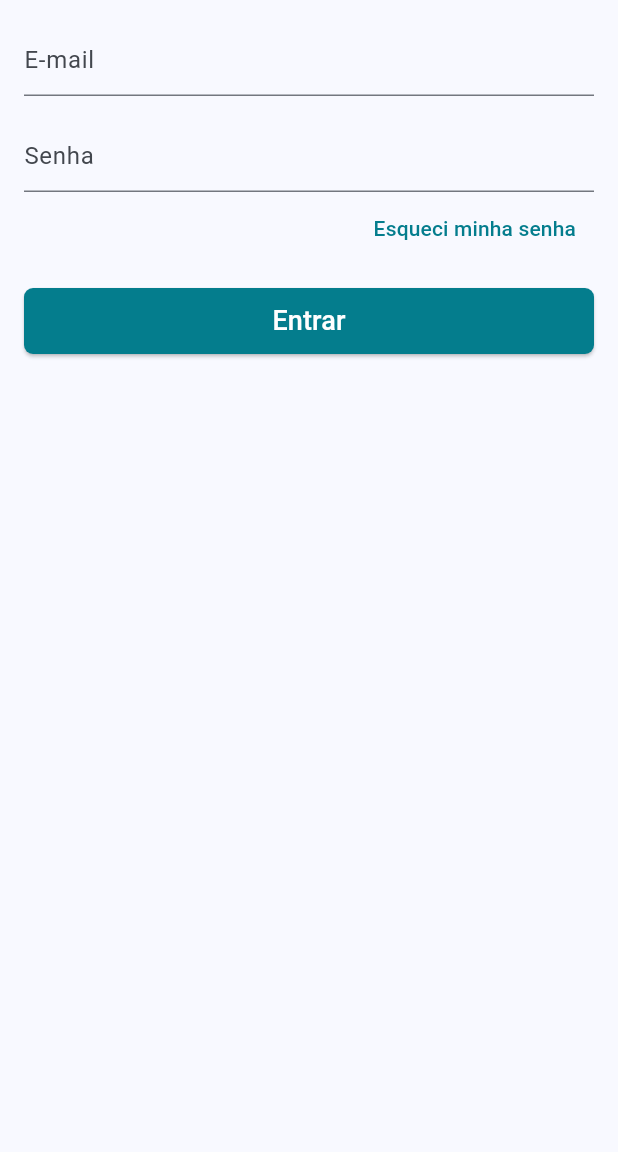
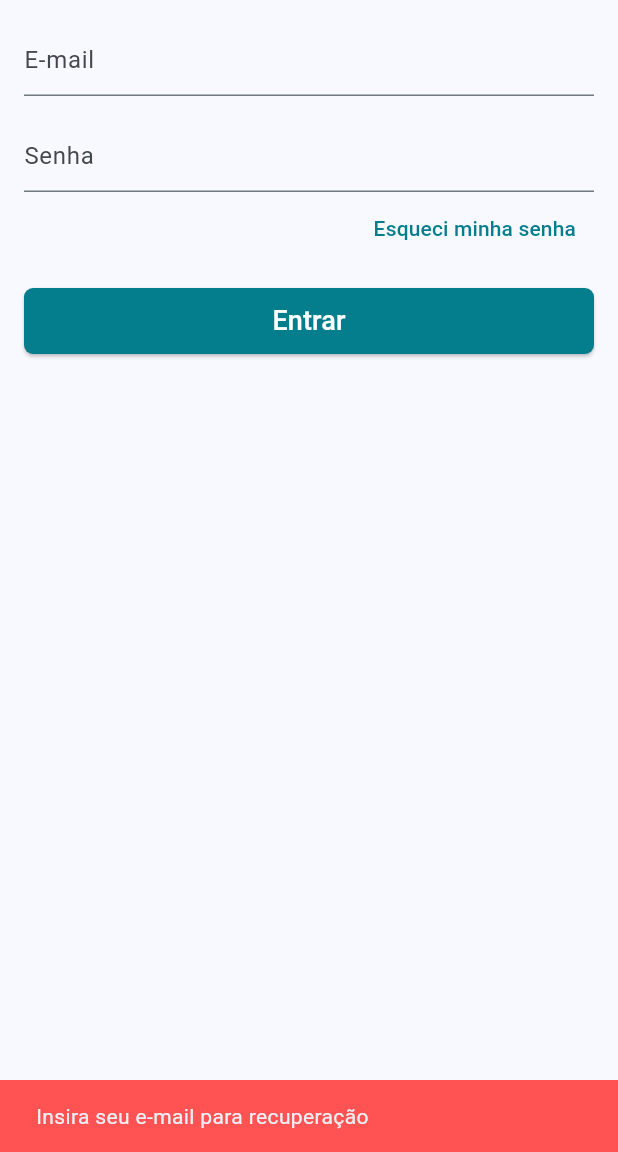
Before and after one commit to AlexandreRebechi/online_store_flutter, a Flutter app: the LoginScreen screen opened directly, after a tap on "Esqueci minha senha", on a phone screen of 412 x 824 dp, the part 84-1236 px from its top. Run offline on Flutter 3.47's test engine with Material 3 defaults, Android fonts, the phone set to English and light mode, and no system bars; our stand-ins replace another_carousel_pro, cloud_firestore, firebase_auth, firebase_core, transparent_image; accounts and stored records are empty.

Commit message:
commit 4

```diff
--- a/lib/screens/login_screen.dart
+++ b/lib/screens/login_screen.dart
@@ -1,12 +1,25 @@
+import 'package:firebase_auth/firebase_auth.dart';
 import 'package:flutter/material.dart';
 import 'package:online_store/models/user_model.dart';
 import 'package:online_store/screens/signup_screen.dart';
 import 'package:scoped_model/scoped_model.dart';
 
-class LoginScreen extends StatelessWidget {
-  LoginScreen({super.key});
 
+class LoginScreen extends StatefulWidget {
+  const LoginScreen ({super.key});
+
+  @override
+  State<LoginScreen> createState() => _LoginScreenState();
+}
+
+class _LoginScreenState extends State<LoginScreen > {
+
+final _emailController = TextEditingController();
+final _passController = TextEditingController();
 final _formKey = GlobalKey<FormState>();
+
+
+
 
 @override
 Widget build(BuildContext context) {
@@ -20,7 +33,7 @@ class LoginScreen extends StatelessWidget {
         TextButton(
           onPressed: () {
             Navigator.of(context).pushReplacement(
-                MaterialPageRoute(builder: (context) => SignUpScreen())
+              MaterialPageRoute(builder: (context) => SignUpScreen()),
             );
           },
           child: Text(
@@ -31,16 +44,17 @@ class LoginScreen extends StatelessWidget {
       ],
     ),
     body: ScopedModelDescendant<UserModel>(
-        builder: (context, child, model){
-          if(model.isLoading) {
-            return Center(child: CircularProgressIndicator(),);
+      builder: (context, child, model) {
+        if (model.isLoading) {
+          return Center(child: CircularProgressIndicator());
         }
-          return  Form(
+        return Form(
           key: _formKey,
           child: ListView(
             padding: EdgeInsets.all(16.0),
             children: <Widget>[
               TextFormField(
+                controller: _emailController,
                 decoration: InputDecoration(hintText: "E-mail"),
                 keyboardType: TextInputType.emailAddress,
                 validator: (text) {
@@ -53,6 +67,7 @@ class LoginScreen extends StatelessWidget {
               ),
               SizedBox(height: 16.0),
               TextFormField(
+                controller: _passController,
                 decoration: InputDecoration(hintText: "Senha"),
                 obscureText: true,
                 validator: (text) {
@@ -68,7 +83,27 @@ class LoginScreen extends StatelessWidget {
                 child: Padding(
                   padding: EdgeInsets.zero,
                   child: TextButton(
-                      onPressed: () {},
+                    onPressed: () {
+                      if(_emailController.text.isEmpty){
+                        ScaffoldMessenger.of(context).showSnackBar(
+                            SnackBar(content: Text("Insira seu e-mail para recuperação"),
+                              backgroundColor: Colors.redAccent,
+                              duration: Duration(seconds: 2),
+
+                            )
+                        );
+
+                      } else {
+                        model.recoverPass(_emailController.text);
+                        ScaffoldMessenger.of(context).showSnackBar(
+                            SnackBar(content: Text("Confira seu e-mail!"),
+                              backgroundColor: Theme.of(context).primaryColor,
+                              duration: Duration(seconds: 2),
+
+                            )
+                        );
+                      }
+                    },
                     child: Text(
                       "Esqueci minha senha",
                       textAlign: TextAlign.right,
@@ -81,10 +116,13 @@ class LoginScreen extends StatelessWidget {
                 height: 44.0,
                 child: ElevatedButton(
                   onPressed: () {
-                      if (_formKey.currentState!.validate()) {
-
-                      }
-                      model.signIn();
+                    if (_formKey.currentState!.validate()) {}
+                    model.signIn(
+                      email: _emailController.text,
+                      pass: _passController.text,
+                      onSuccess: _onSuccess,
+                      onFail: _onFail,
+                    );
                   },
 
                   style: ElevatedButton.styleFrom(
@@ -103,8 +141,23 @@ class LoginScreen extends StatelessWidget {
           ),
         );
       },
-
     ),
   );
 }
+
+void _onSuccess(){
+  Navigator.of(context).pop();
+
 }
+
+void _onFail(){
+  ScaffoldMessenger.of(context).showSnackBar(
+      SnackBar(content: Text("Falha ao Entrar!"),
+        backgroundColor: Colors.redAccent,
+        duration: Duration(seconds: 2),
+
+      )
+  );
+
+}
+}
```
Also changed, not shown: lib/models/user_model.dart (+66 -14 lines), lib/screens/signup_screen.dart (+18 -0 lines), lib/widgets/custom_drawer.dart (+55 -25 lines). Lines whose indentation alone changed are shown as unchanged.
